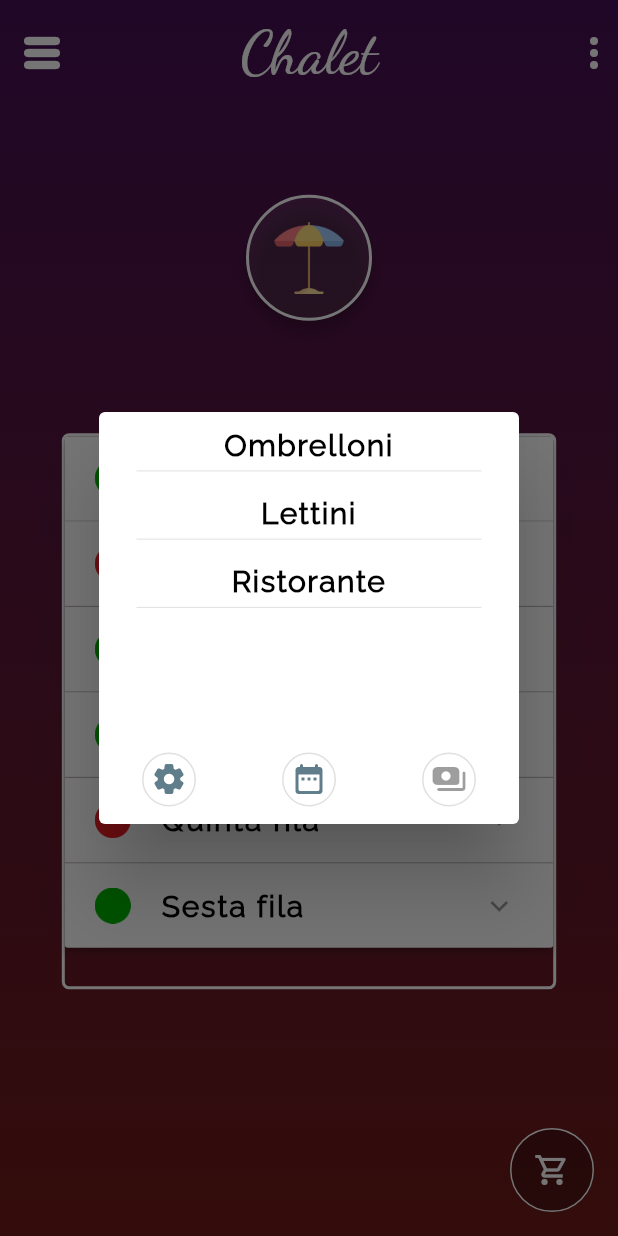
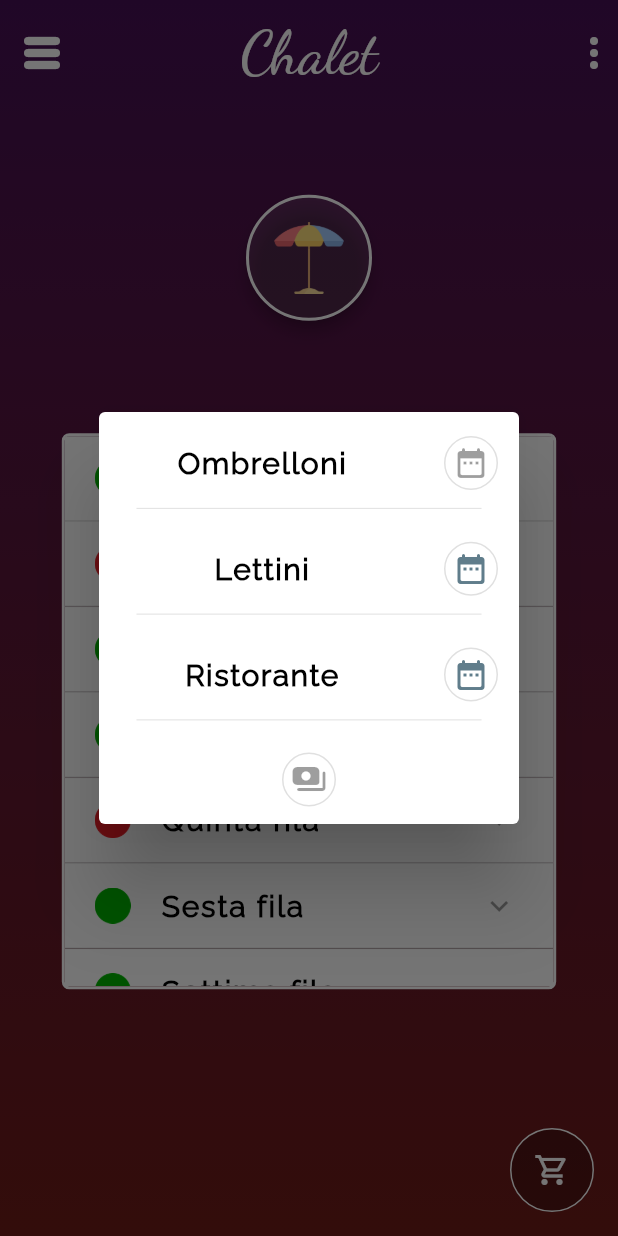
Before and after one commit to renzoproietti/gestionale-chalet, a Flutter app: the screen it shows after launch, scrolled down 576 dp, after a tap on the "shopping cart" icon, on a phone screen of 412 x 824 dp. Run offline on Flutter 3.47's test engine with Material 2 defaults, Android fonts, the phone set to English and light mode, and no system bars; our stand-ins replace flutter_signin_button, google_sign_in, sqflite, syncfusion_flutter_datepicker; accounts and stored records are empty; generated files the repository leaves out were written again.

Commit message:
diversi cambiamenti alla struttura delle sezioni

```diff
--- a/lib/cart_handler.dart
+++ b/lib/cart_handler.dart
@@ -29,34 +29,11 @@ class CartPopupState extends State<CartPopup> {
               height: MediaQuery.of(context).size.height / 4,
             ),
             const Padding(padding: EdgeInsets.only(top: 5)),
-            Row(
-              mainAxisAlignment: MainAxisAlignment.spaceAround,
-              children: [
-                OutlinedButton(
-                    child: const Icon(Icons.settings_rounded),
-                    onPressed: () {},
-                    style: OutlinedButton.styleFrom(
-                      shape: const CircleBorder(),
-                      primary: Colors.blueGrey,
-                    )),
-                OutlinedButton(
-                    child: const Icon(Icons.date_range_rounded),
-                    onPressed: () {
-                      showDialog(
-                          context: context,
-                          builder: (context) => CustomDatePicker());
-                    },
-                    style: OutlinedButton.styleFrom(
-                      shape: const CircleBorder(),
-                      primary: Colors.blueGrey,
-                    )),
             OutlinedButton(
               child: const Icon(Icons.payments_rounded),
               onPressed: null,
               style: OutlinedButton.styleFrom(
                   shape: const CircleBorder(), primary: Colors.blueGrey),
-                )
-              ],
             )
           ],
         ),
@@ -90,22 +67,43 @@ void _clearOrders() {
 }
 
 /// Inizializza il carrello
-void initCart() {
+void initCart(BuildContext context) {
   _children.clear();
   for (MultipleCounter counter in globalCounters.values) {
     _loadOrders(counter, counter.countMap.keys.first.category);
-    _children.addAll(
-        _initCategoryList(counter, counter.countMap.keys.first.category));
+    _children.addAll(_initCategoryList(
+        context, counter, counter.countMap.keys.first.category));
   }
 }
 
 /// Initializza una categoria.
 /// Il titolo è applicato in base al nome della categoria,
 /// A fine titolo è attaccata un'altra lista che è proprio quella degli ordini.
-List<Widget> _initCategoryList(MultipleCounter counter, String category) {
+List<Widget> _initCategoryList(
+    BuildContext context, MultipleCounter counter, String category) {
   return <Widget>[
+        Row(
+          mainAxisAlignment: MainAxisAlignment.spaceBetween,
+          mainAxisSize: MainAxisSize.min,
+          children: [
+            Padding(padding: EdgeInsets.only(left: 1)),
             createText(category,
                 size: 20, weight: FontWeight.bold, color: Colors.black),
+            OutlinedButton(
+                child: const Icon(Icons.date_range_rounded),
+                onPressed: category == "Ombrelloni"
+                    ? null
+                    : () {
+                        showDialog(
+                            context: context,
+                            builder: (context) => CustomDatePicker());
+                      },
+                style: OutlinedButton.styleFrom(
+                  shape: const CircleBorder(),
+                  primary: Colors.blueGrey,
+                )),
+          ],
+        ),
         const Padding(padding: EdgeInsets.only(top: 5)),
         const Divider(height: 2.5, indent: 25, endIndent: 25),
         const Padding(padding: EdgeInsets.only(top: 5))
@@ -127,8 +125,7 @@ List<Widget> _subChildrenToWidget(MultipleCounter counter, String category) {
       .toList();
 }
 
-/// Crea la riga che contiene le informazioni di un item (Per ora nome
-/// e quantità, da aggiungere il prezzo)
+/// Crea la riga che contiene le informazioni di un item.
 Row _createItemRow(ListItem item) {
   return Row(mainAxisAlignment: MainAxisAlignment.start, children: [
     const Padding(padding: EdgeInsets.only(left: 20)),
--- a/lib/home_page.dart
+++ b/lib/home_page.dart
@@ -110,7 +110,7 @@ class _HomePageState extends State<HomePage> {
       floatingActionButton: FloatingActionButton(
           elevation: 0,
           onPressed: () {
-            initCart();
+            initCart(context);
             showDialog(
                 context: context, builder: (context) => CartPopup(_cartKey));
           },
--- a/lib/list_item_handler.dart
+++ b/lib/list_item_handler.dart
@@ -220,6 +220,8 @@ void removeItem(ListItem item, MultipleCounter counter) {
   }
 }
 
+final Map<int, MultipleCounter> globalCounters = {};
+
 const Image greenLight = Image(
   image: AssetImage("lib/assets/green_circle.png"),
   width: 24,
--- a/lib/sezione_bar.dart
+++ b/lib/sezione_bar.dart
@@ -104,19 +104,6 @@ Container createSezioneBar(BuildContext context, PageController _pageController,
             ),
           ),
         ),
-        const Padding(padding: EdgeInsets.only(top: 20)),
-        CustomHomeButton(
-          child: const Image(
-            image: AssetImage("lib/assets/booking.png"),
-            width: 36,
-            height: 36,
-          ),
-          innerPadding: const EdgeInsets.all(15),
-          onPressed: () {
-            showTimePicker(context: context, initialTime: TimeOfDay.now())
-                .then((value) => updateOrders(counter, "Ristorante"));
-          },
-        ),
       ],
     ),
   );
--- a/lib/sezione_lettini.dart
+++ b/lib/sezione_lettini.dart
@@ -65,7 +65,7 @@ Container createSezioneLettini(
           animationTime: const Duration(milliseconds: 400),
         ),
         Padding(
-          padding: EdgeInsets.only(top: MediaQuery.of(context).size.height / 8),
+          padding: EdgeInsets.only(top: MediaQuery.of(context).size.height / 6),
         ),
         Container(
           decoration: BoxDecoration(
@@ -166,23 +166,6 @@ Container createSezioneLettini(
             ),
           ),
         ),
-        Padding(
-          padding:
-              EdgeInsets.only(top: MediaQuery.of(context).size.height / 20),
-        ),
-        CustomHomeButton(
-          child: const Image(
-            image: AssetImage("lib/assets/booking.png"),
-            width: 36,
-            height: 36,
-          ),
-          innerPadding: const EdgeInsets.all(15),
-          onPressed: () {
-            showDialog(
-                    context: context, builder: (context) => CustomDatePicker())
-                .whenComplete(() => updateOrders(counter, "Lettini"));
-          },
-        ),
       ],
     ),
   );
--- a/lib/sezione_ombrelloni.dart
+++ b/lib/sezione_ombrelloni.dart
@@ -35,6 +35,11 @@ List<OmbrelloniItem> _file = <OmbrelloniItem>[
       isExpanded: false,
       busyIcon: greenLight,
       prezzo: 5.00),
+  OmbrelloniItem(
+      header: "Settima fila",
+      isExpanded: false,
+      busyIcon: greenLight,
+      prezzo: 4.00),
 ];
 const int ombrelloniPerFila = 10;
 
--- a/lib/widgets_builder.dart
+++ b/lib/widgets_builder.dart
@@ -123,8 +123,12 @@ Route createRoute(Widget loginPage) {
   );
 }
 
-Container listContainer(ListItem item, int counter, Function? onRemoveTap(),
-    Function? onAddTap(), BuildContext context) {
+Container listContainer(
+    ListItem item,
+    int counter,
+    Function? Function() onRemoveTap,
+    Function? Function() onAddTap,
+    BuildContext context) {
   return Container(
     padding: const EdgeInsets.symmetric(vertical: 5, horizontal: 10),
     decoration: const BoxDecoration(
@@ -185,12 +189,12 @@ Container listContainerOmbrelloni(ListItem item, BuildContext context) {
       children: [
         SizedBox(
           child: createText(item.header,
-              color: Colors.black, size: 14, alignment: TextAlign.left),
-          width: MediaQuery.of(context).size.width / 3.5,
+              color: Colors.black, size: 16, alignment: TextAlign.left),
+          width: MediaQuery.of(context).size.width / 4,
         ),
         SizedBox(
           child: createText(item.prezzo.toString() + '0€',
-              color: Colors.black, size: 14, alignment: TextAlign.left),
+              color: Colors.black, size: 16, alignment: TextAlign.left),
           width: MediaQuery.of(context).size.width / 5,
         ),
         Row(
@@ -311,5 +315,3 @@ class _LogInScreenState extends State<StatefulWidget> {
     );
   }
 }
-
-final Map<int, MultipleCounter> globalCounters = {};
```
Lines whose indentation alone changed are shown as unchanged.
